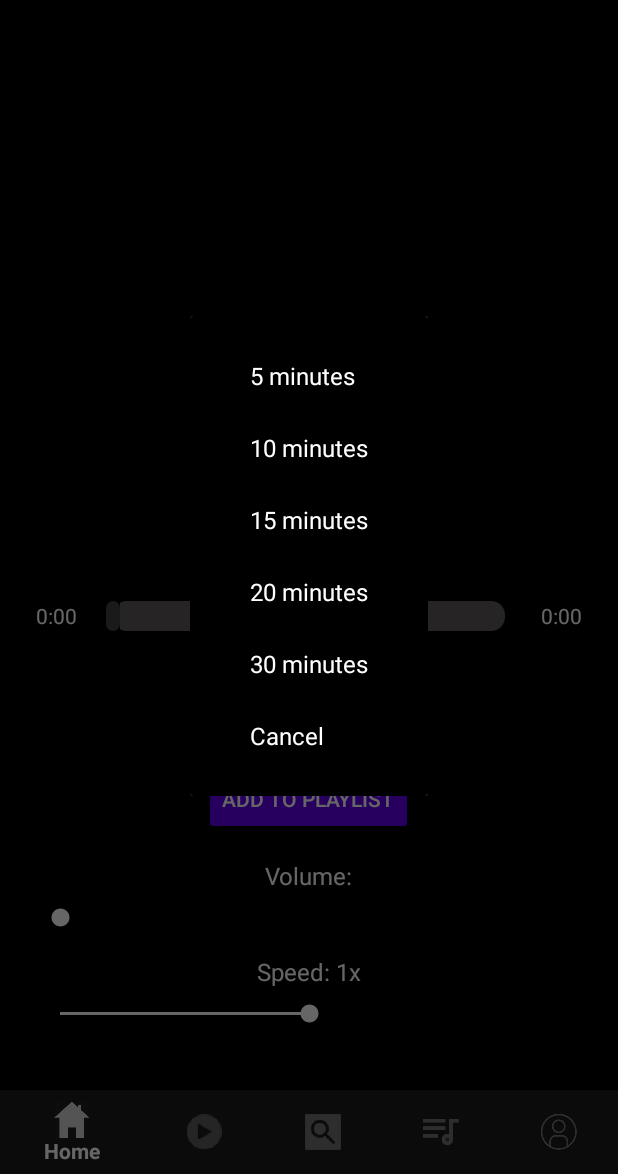
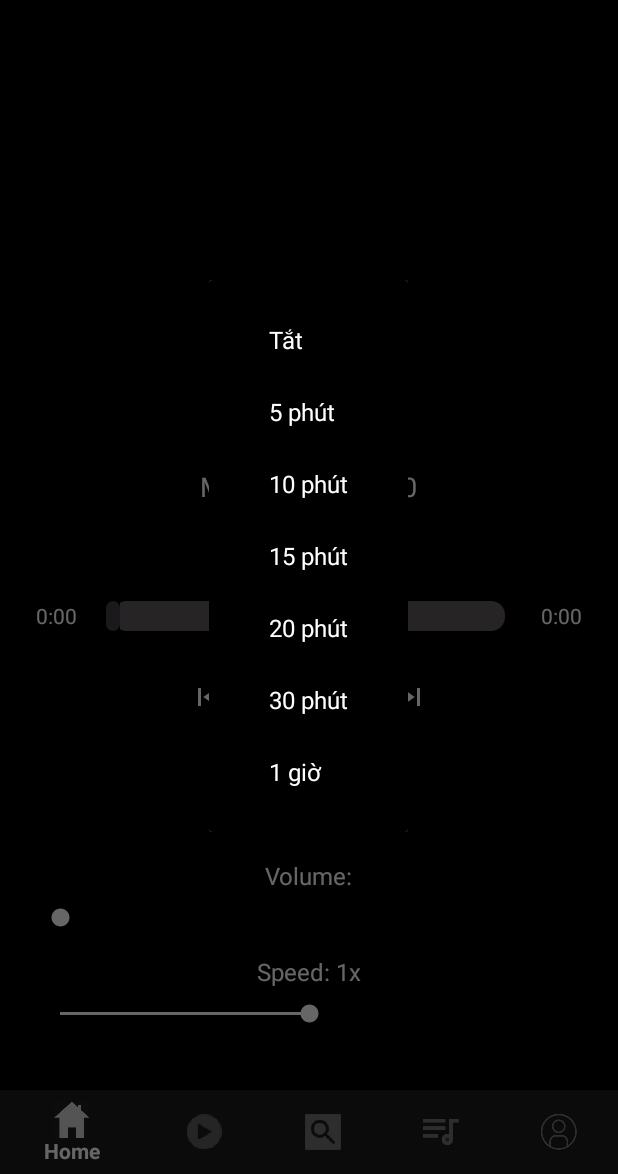
Before and after one commit to trieupham1/My_Music_player, an Android app: the PlayFragment screen opened through its navigation route, after a tap on "SLEEP TIMER", on a phone screen of 412 x 824 dp, the part 62-1236 px from its top. Run offline under Robolectric (Android 15) with nearby library versions, the phone set to English and light mode, and no system bars; our stand-ins replace Firebase (no records; nobody signed in at launch, a user with empty details on screens opened directly), navigation-ui.

Commit message:
update time

```diff
--- a/app/src/main/java/com/tdtu/my_music_player/PlayerSet/PlayFragment.java
+++ b/app/src/main/java/com/tdtu/my_music_player/PlayerSet/PlayFragment.java
@@ -1,6 +1,7 @@
 package com.tdtu.my_music_player.PlayerSet;
 
 import android.content.Context;
+import android.content.SharedPreferences;
 import android.media.AudioManager;
 import android.os.Bundle;
 import android.os.CountDownTimer;
@@ -18,7 +19,6 @@ import android.widget.Toast;
 
 import androidx.annotation.NonNull;
 import androidx.annotation.Nullable;
-import androidx.appcompat.app.AlertDialog;
 import androidx.fragment.app.Fragment;
 
 import com.tdtu.my_music_player.MediaManager.MediaPlayerManager;
@@ -35,8 +35,13 @@ public class PlayFragment extends Fragment {
     private MediaPlayerManager mediaPlayerManager;
     private AudioManager audioManager;
     private CountDownTimer countDownTimer;
+    private long timeLeftInMillis = 0; // Remaining time in milliseconds
     private boolean isTimerRunning = false;
-    private long timeLeftInMillis = 60000; // Default: 1 minute
+    private static final String TIMER_PREF = "timerPref";
+    private static final String TIMER_LEFT = "timeLeft";
+    private static final String TIMER_RUNNING = "isRunning";
+
+
 
     @Nullable
     @Override
@@ -157,55 +162,95 @@ public class PlayFragment extends Fragment {
         // Start the periodic updates
         handler.post(updateSeekBarRunnable);
     }
+
+
+
     private void setupSleepTimer() {
         btnStartTimer.setOnClickListener(v -> {
             TimerDialogFragment timerDialog = new TimerDialogFragment(minutes -> {
                 if (minutes == 0) {
-                    cancelSleepTimer(); // Cancel timer
-                } else if (minutes > 0) {
-                    setSleepTimer(minutes); // Set timer
+                    cancelSleepTimer();
+                } else {
+                    timeLeftInMillis = minutes * 60 * 1000; // Convert minutes to milliseconds
+                    startSleepTimer();
                 }
             });
             timerDialog.show(getParentFragmentManager(), "TimerDialog");
         });
     }
 
-    private void setSleepTimer(int minutes) {
-        if (countDownTimer != null) {
-            countDownTimer.cancel(); // Cancel any existing timer
-        }
+    private void startSleepTimer() {
+        saveTimerState(timeLeftInMillis, true);
 
-        long timerDurationMillis = minutes * 60 * 1000; // Convert minutes to milliseconds
-
-        countDownTimer = new CountDownTimer(timerDurationMillis, 1000) {
+        countDownTimer = new CountDownTimer(timeLeftInMillis, 1000) {
             @Override
             public void onTick(long millisUntilFinished) {
-                int remainingMinutes = (int) (millisUntilFinished / 1000) / 60;
-                int remainingSeconds = (int) (millisUntilFinished / 1000) % 60;
-                tvCountdownTimer.setText(String.format("Music Stop: %02d:%02d", remainingMinutes, remainingSeconds));
+                timeLeftInMillis = millisUntilFinished;
+                updateCountdownText();
+                saveTimerState(timeLeftInMillis, true); // Persist the timer state on each tick
             }
 
             @Override
             public void onFinish() {
+                isTimerRunning = false;
+                saveTimerState(0, false); // Clear the timer state
+                tvCountdownTimer.setText("Music Stop: 00:00");
                 if (mediaPlayerManager != null) {
-                    mediaPlayerManager.stopSong(); // Stop the music
+                    mediaPlayerManager.stopSong();
                 }
-                tvCountdownTimer.setText("Music Stop: 00:00");
                 Toast.makeText(requireContext(), "Music stopped", Toast.LENGTH_SHORT).show();
             }
         }.start();
 
-        Toast.makeText(requireContext(), "Sleep timer set for " + minutes + " minutes", Toast.LENGTH_SHORT).show();
+        isTimerRunning = true;
+        Toast.makeText(requireContext(), "Sleep timer started", Toast.LENGTH_SHORT).show();
     }
 
     private void cancelSleepTimer() {
         if (countDownTimer != null) {
-            countDownTimer.cancel(); // Cancel the countdown timer
-            countDownTimer = null;
+            countDownTimer.cancel();
         }
+        isTimerRunning = false;
+        saveTimerState(0, false); // Clear the timer state
         tvCountdownTimer.setText("Music Stop: 00:00");
         Toast.makeText(requireContext(), "Sleep timer canceled", Toast.LENGTH_SHORT).show();
     }
+
+    private void updateCountdownText() {
+        int minutes = (int) (timeLeftInMillis / 1000) / 60;
+        int seconds = (int) (timeLeftInMillis / 1000) % 60;
+        tvCountdownTimer.setText(String.format("Music Stop: %02d:%02d", minutes, seconds));
+    }
+
+    private void saveTimerState(long timeLeft, boolean isRunning) {
+        SharedPreferences sharedPreferences = requireContext().getSharedPreferences("TimerPrefs", Context.MODE_PRIVATE);
+        SharedPreferences.Editor editor = sharedPreferences.edit();
+        editor.putLong("timeLeft", timeLeft);
+        editor.putBoolean("isRunning", isRunning);
+        editor.apply();
+    }
+
+    private void restoreTimerState() {
+        SharedPreferences sharedPreferences = requireContext().getSharedPreferences("TimerPrefs", Context.MODE_PRIVATE);
+        timeLeftInMillis = sharedPreferences.getLong("timeLeft", 0);
+        isTimerRunning = sharedPreferences.getBoolean("isRunning", false);
+
+        if (isTimerRunning) {
+            startSleepTimer(); // Resume the timer if it was running
+        } else {
+            updateCountdownText(); // Update UI with the last known timer state
+        }
+    }
+
+    @Override
+    public void onResume() {
+        super.onResume();
+        restoreTimerState(); // Restore the timer state when returning to the fragment
+    }
+
+
+
+
 
 
 
--- a/app/src/main/java/com/tdtu/my_music_player/Time/TimerDialogFragment.java
+++ b/app/src/main/java/com/tdtu/my_music_player/Time/TimerDialogFragment.java
@@ -22,7 +22,7 @@ public class TimerDialogFragment extends DialogFragment {
         void onTimerOptionSelected(int minutes);
     }
 
-    private TimerOptionSelectedListener listener;
+    private final TimerOptionSelectedListener listener;
 
     public TimerDialogFragment(TimerOptionSelectedListener listener) {
         this.listener = listener;
@@ -36,17 +36,16 @@ public class TimerDialogFragment extends DialogFragment {
         RecyclerView recyclerView = view.findViewById(R.id.rv_timer_options);
         recyclerView.setLayoutManager(new LinearLayoutManager(getContext()));
 
-        // Options for sleep timer
-        List<String> timerOptions = Arrays.asList("5 minutes", "10 minutes", "15 minutes", "20 minutes", "30 minutes", "Cancel");
-        List<Integer> timerMinutes = Arrays.asList(5, 10, 15, 20, 30, 0); // Corresponding values
+        List<String> timerOptions = Arrays.asList("Tắt", "5 phút", "10 phút", "15 phút", "20 phút", "30 phút", "1 giờ");
+        List<Integer> timerMinutes = Arrays.asList(0, 5, 10, 15, 20, 30, 60);
 
         TimerOptionAdapter adapter = new TimerOptionAdapter(timerOptions, position -> {
             int selectedMinutes = timerMinutes.get(position);
             listener.onTimerOptionSelected(selectedMinutes);
             dismiss();
         });
+        recyclerView.setAdapter(adapter);
 
-        recyclerView.setAdapter(adapter);
         return view;
     }
 }
--- a/app/src/main/java/com/tdtu/my_music_player/Time/TimerOptionAdapter.java
+++ b/app/src/main/java/com/tdtu/my_music_player/Time/TimerOptionAdapter.java
@@ -14,38 +14,40 @@ import java.util.List;
 
 public class TimerOptionAdapter extends RecyclerView.Adapter<TimerOptionAdapter.TimerViewHolder> {
 
-    private final List<String> options;
+    private final List<String> timerOptions;
     private final OnOptionClickListener listener;
 
-    public TimerOptionAdapter(List<String> options, OnOptionClickListener listener) {
-        this.options = options;
+    public TimerOptionAdapter(List<String> timerOptions, OnOptionClickListener listener) {
+        this.timerOptions = timerOptions;
         this.listener = listener;
     }
 
     @NonNull
     @Override
     public TimerViewHolder onCreateViewHolder(@NonNull ViewGroup parent, int viewType) {
-        View view = LayoutInflater.from(parent.getContext()).inflate(android.R.layout.simple_list_item_1, parent, false);
+        View view = LayoutInflater.from(parent.getContext())
+                .inflate(android.R.layout.simple_list_item_1, parent, false);
         return new TimerViewHolder(view);
     }
 
     @Override
     public void onBindViewHolder(@NonNull TimerViewHolder holder, int position) {
-        holder.textView.setText(options.get(position));
+        String option = timerOptions.get(position);
+        holder.textView.setText(option);
         holder.itemView.setOnClickListener(v -> listener.onOptionClick(position));
     }
 
     @Override
     public int getItemCount() {
-        return options.size();
+        return timerOptions.size();
     }
 
     public interface OnOptionClickListener {
         void onOptionClick(int position);
     }
 
-    public static class TimerViewHolder extends RecyclerView.ViewHolder {
-        public TextView textView;
+    static class TimerViewHolder extends RecyclerView.ViewHolder {
+        TextView textView;
 
         public TimerViewHolder(@NonNull View itemView) {
             super(itemView);
```
Also changed, not shown: app/src/main/res/drawable/ic_timer.xml (added, +7 -0 lines).
